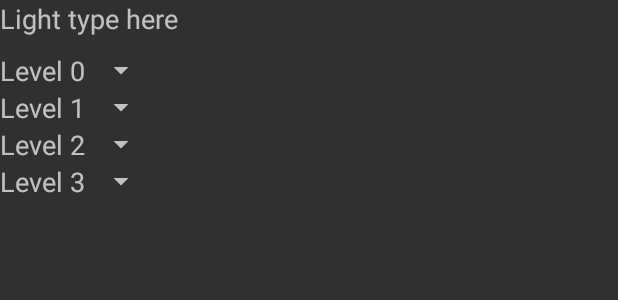
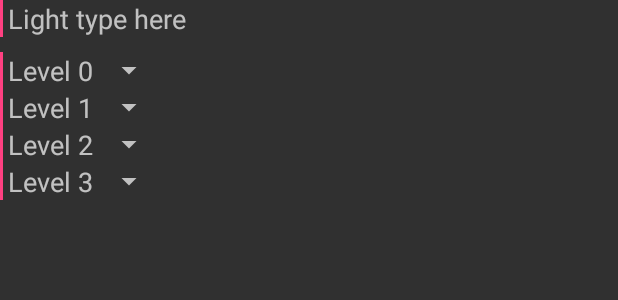
Before and after one commit to dut-project-team/dut-projects, an Android app: the layout layout_light_config_def.xml on its own in the app's theme, with its tools: preview values and no code run, on a phone screen of 412 x 824 dp. Shown: the top 300 px of the screen. Run offline under Robolectric (Android 15) with nearby library versions, the phone set to English and light mode, and no system bars.

Commit message:
+ support change default config

```diff
--- a/microprocessor/WhiteLight/app/src/main/java/com/blogspot/sontx/whitelight/ui/LightActivity.java
+++ b/microprocessor/WhiteLight/app/src/main/java/com/blogspot/sontx/whitelight/ui/LightActivity.java
@@ -76,6 +76,7 @@ public class LightActivity extends AppCompatActivity implements AdapterView.OnIt
             case R.id.light_menu_connect:
                 break;
             case R.id.light_menu_defconfig:
+                startActivity(new Intent(this, DefConfigActivity.class));
                 break;
             case R.id.light_menu_about:
                 break;
--- a/microprocessor/WhiteLight/app/src/main/res/layout/layout_light_config_def.xml
+++ b/microprocessor/WhiteLight/app/src/main/res/layout/layout_light_config_def.xml
@@ -1,19 +1,43 @@
 <?xml version="1.0" encoding="utf-8"?>
 <LinearLayout xmlns:android="http://schemas.android.com/apk/res/android"
-    android:orientation="vertical" android:layout_width="match_parent"
-    android:layout_height="match_parent">
+    android:layout_width="match_parent"
+    android:layout_height="match_parent"
+    android:orientation="vertical">
+
+    <LinearLayout
+        android:layout_width="wrap_content"
+        android:layout_height="wrap_content"
+        android:orientation="horizontal">
+
+        <LinearLayout
+            android:layout_width="2dp"
+            android:layout_height="match_parent"
+            android:background="@color/colorAccent" />
 
         <TextView
+            android:id="@+id/light_config_def_tv_type"
             android:layout_width="wrap_content"
             android:layout_height="wrap_content"
-        android:textAppearance="?android:attr/textAppearanceMedium"
+            android:layout_marginLeft="3dp"
             android:text="Light type here"
-        android:id="@+id/light_config_def_tv_type" />
+            android:textAppearance="?android:attr/textAppearanceMedium" />
+    </LinearLayout>
+
+    <LinearLayout
+        android:layout_marginTop="10dp"
+        android:layout_width="wrap_content"
+        android:layout_height="wrap_content"
+        android:orientation="horizontal">
+
+        <LinearLayout
+            android:layout_width="2dp"
+            android:layout_height="match_parent"
+            android:background="@color/colorAccent" />
 
         <TableLayout
+            android:layout_marginLeft="3dp"
             android:layout_width="match_parent"
-        android:layout_height="wrap_content"
-        android:layout_marginTop="10dp">
+            android:layout_height="wrap_content">
 
             <TableRow
                 android:layout_width="match_parent"
@@ -22,14 +46,14 @@
                 <TextView
                     android:layout_width="wrap_content"
                     android:layout_height="wrap_content"
-                android:textAppearance="?android:attr/textAppearanceMedium"
+                    android:layout_column="0"
                     android:text="Level 0"
-                android:layout_column="0" />
+                    android:textAppearance="?android:attr/textAppearanceMedium" />
 
                 <com.blogspot.sontx.whitelight.ui.view.SimpleSpinner
+                    android:id="@+id/light_config_def_sp_level0"
                     android:layout_width="wrap_content"
                     android:layout_height="wrap_content"
-                android:id="@+id/light_config_def_sp_level0"
                     android:layout_column="1"
                     android:spinnerMode="dropdown" />
             </TableRow>
@@ -39,17 +63,17 @@
                 android:layout_height="match_parent">
 
                 <TextView
+                    android:id="@+id/textView3"
                     android:layout_width="wrap_content"
                     android:layout_height="wrap_content"
-                android:textAppearance="?android:attr/textAppearanceMedium"
+                    android:layout_column="0"
                     android:text="Level 1"
-                android:id="@+id/textView3"
-                android:layout_column="0" />
+                    android:textAppearance="?android:attr/textAppearanceMedium" />
 
                 <com.blogspot.sontx.whitelight.ui.view.SimpleSpinner
+                    android:id="@+id/light_config_def_sp_level1"
                     android:layout_width="wrap_content"
                     android:layout_height="wrap_content"
-                android:id="@+id/light_config_def_sp_level1"
                     android:layout_column="1"
                     android:spinnerMode="dropdown" />
             </TableRow>
@@ -59,17 +83,17 @@
                 android:layout_height="match_parent">
 
                 <TextView
+                    android:id="@+id/textView4"
                     android:layout_width="wrap_content"
                     android:layout_height="wrap_content"
-                android:textAppearance="?android:attr/textAppearanceMedium"
+                    android:layout_column="0"
                     android:text="Level 2"
-                android:id="@+id/textView4"
-                android:layout_column="0" />
+                    android:textAppearance="?android:attr/textAppearanceMedium" />
 
                 <com.blogspot.sontx.whitelight.ui.view.SimpleSpinner
+                    android:id="@+id/light_config_def_sp_level2"
                     android:layout_width="wrap_content"
                     android:layout_height="wrap_content"
-                android:id="@+id/light_config_def_sp_level2"
                     android:layout_column="1"
                     android:spinnerMode="dropdown" />
             </TableRow>
@@ -79,27 +103,28 @@
                 android:layout_height="match_parent">
 
                 <TextView
+                    android:id="@+id/textView5"
                     android:layout_width="wrap_content"
                     android:layout_height="wrap_content"
-                android:textAppearance="?android:attr/textAppearanceMedium"
+                    android:layout_column="0"
                     android:text="Level 3"
-                android:id="@+id/textView5"
-                android:layout_column="0" />
+                    android:textAppearance="?android:attr/textAppearanceMedium" />
 
                 <com.blogspot.sontx.whitelight.ui.view.SimpleSpinner
+                    android:id="@+id/light_config_def_sp_level3"
                     android:layout_width="wrap_content"
                     android:layout_height="wrap_content"
-                android:id="@+id/light_config_def_sp_level3"
                     android:layout_column="1"
                     android:spinnerMode="dropdown" />
             </TableRow>
         </TableLayout>
+    </LinearLayout>
 
     <Button
-        android:visibility="invisible"
+        android:id="@+id/light_config_def_btn_apply"
         android:layout_width="wrap_content"
         android:layout_height="wrap_content"
+        android:layout_gravity="center_horizontal"
         android:text="Apply"
-        android:id="@+id/light_config_def_btn_apply"
-        android:layout_gravity="center_horizontal" />
+        android:visibility="invisible" />
 </LinearLayout>
```
Also changed, not shown: microprocessor/WhiteLight/app/src/main/java/com/blogspot/sontx/whitelight/ui/DefConfigActivity.java (added, +42 -0 lines), microprocessor/WhiteLight/app/src/main/java/com/blogspot/sontx/whitelight/ui/helper/DefConfigViewer.java (+90 -25 lines), microprocessor/WhiteLight/app/src/main/res/layout/activity_def_config.xml (added, +37 -0 lines), microprocessor/WhiteLight/app/src/main/res/menu/light_menu.xml (added, +12 -0 lines). Lines whose indentation alone changed are shown as unchanged.
